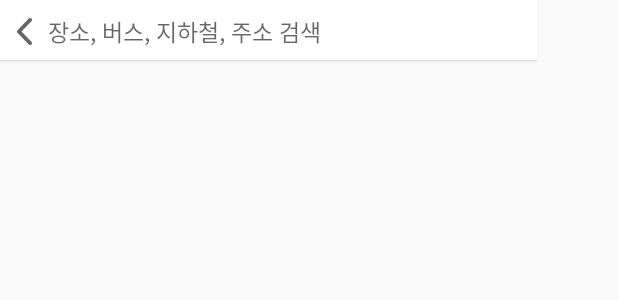
After one commit to CeylonPark/BarrierLess, an Android app: the layout activity_location_search.xml on its own in the app's theme, with its tools: preview values and no code run, on a phone screen of 412 x 824 dp. The commit adds this screen. Shown: the top 300 px of the screen. Run offline under Robolectric (Android 15) with nearby library versions, the phone set to English and light mode, and no system bars.

Commit message:
feat: location search

```diff
--- a/app/src/main/AndroidManifest.xml
+++ b/app/src/main/AndroidManifest.xml
@@ -20,6 +20,7 @@
             </intent-filter>
         </activity>
         <activity android:name=".community.CommunityReportActivity"/>
+        <activity android:name=".nearby.LocationSearchActivity"/>
 
         <meta-data
                 android:name="com.naver.maps.map.CLIENT_ID"
--- a/app/src/main/java/com/nalssam/barrierless/community/CommunityReportActivity.java
+++ b/app/src/main/java/com/nalssam/barrierless/community/CommunityReportActivity.java
@@ -12,9 +12,9 @@ public class CommunityReportActivity extends AppCompatActivity {
     @Override
     protected void onCreate(@Nullable Bundle savedInstanceState) {
         super.onCreate(savedInstanceState);
-        setContentView(R.layout.activity_report);
+        this.setContentView(R.layout.activity_report);
 
-        findViewById(R.id.backBtn).setOnClickListener(view -> finish());
+        this.findViewById(R.id.backBtn).setOnClickListener(view -> finish());
 
         Spinner spinner = findViewById(R.id.spinner);
         ArrayAdapter<CharSequence> adapter = ArrayAdapter.createFromResource(this, R.array.report_types, android.R.layout.simple_spinner_item);
@@ -27,6 +27,6 @@ public class CommunityReportActivity extends AppCompatActivity {
     @Override
     protected void onPause() {
         super.onPause();
-        overridePendingTransition(0,0);
+        this.overridePendingTransition(0,0);
     }
 }
--- a/app/src/main/res/drawable/bg_location_search.xml
+++ b/app/src/main/res/drawable/bg_location_search.xml
@@ -3,10 +3,8 @@
     <item android:drawable="@drawable/shadow_location_search"/>
     <item>
         <shape android:shape="rectangle">
-            <size android:width="310dp" android:height="40dp"/>
-            <solid android:color="#fff"/>
-            <corners android:radius="5dp"/>
-            <padding android:left="34dp" android:top="13dp"/>
+            <size android:height="40dp"/>
+            <solid android:color="@color/white"/>
         </shape>
     </item>
 </layer-list>
--- /dev/null
+++ b/app/src/main/res/drawable/ic_gray_ping.xml
@@ -0,0 +1,4 @@
+<vector android:height="17dp" android:viewportHeight="34"
+    android:viewportWidth="26" android:width="13dp" xmlns:android="http://schemas.android.com/apk/res/android">
+    <path android:fillColor="#d0d0d0" android:pathData="M11.664,33.314C1.826,19.326 0,17.891 0,12.75A12.877,12.877 0,0 1,13 0a12.877,12.877 0,0 1,13 12.75c0,5.141 -1.826,6.576 -11.664,20.564a1.644,1.644 0,0 1,-2.672 0zM13,18.062a5.313,5.313 0,1 0,-5.417 -5.312A5.365,5.365 0,0 0,13 18.062z"/>
+</vector>
--- /dev/null
+++ b/app/src/main/res/layout/activity_location_search.xml
@@ -0,0 +1,45 @@
+<?xml version="1.0" encoding="utf-8"?>
+<androidx.constraintlayout.widget.ConstraintLayout
+        xmlns:android="http://schemas.android.com/apk/res/android"
+        android:layout_width="match_parent"
+        android:layout_height="match_parent" xmlns:app="http://schemas.android.com/apk/res-auto">
+    <FrameLayout
+            android:id="@+id/locationSearch"
+            android:layout_width="match_parent"
+            android:layout_height="wrap_content"
+            app:layout_constraintTop_toTopOf="parent"
+            app:layout_constraintStart_toStartOf="parent">
+        <ImageView
+                android:layout_width="wrap_content"
+                android:layout_height="wrap_content"
+                android:src="@drawable/bg_location_search"/>
+        <ImageButton
+                android:id="@+id/backBtn"
+                android:layout_width="wrap_content"
+                android:layout_height="wrap_content"
+                android:layout_marginStart="11dp"
+                android:layout_marginLeft="11dp"
+                android:layout_gravity="center_vertical"
+                android:src="@drawable/ic_back"
+                android:background="#fff"/>
+        <EditText
+                android:id="@+id/wordInput"
+                android:layout_width="wrap_content"
+                android:layout_height="wrap_content"
+                android:layout_marginStart="32dp"
+                android:layout_marginLeft="32dp"
+                android:layout_gravity="center_vertical"
+                android:background="#0000"
+                android:fontFamily="@font/noto_sans_kr_medium"
+                android:includeFontPadding="false"
+                android:textSize="15sp"
+                android:hint="장소, 버스, 지하철, 주소 검색"
+                android:singleLine="true"/>
+    </FrameLayout>
+
+    <ListView
+            android:id="@+id/listView"
+            android:layout_width="match_parent"
+            android:layout_height="wrap_content"
+            app:layout_constraintTop_toBottomOf="@id/locationSearch"/>
+</androidx.constraintlayout.widget.ConstraintLayout>
--- a/app/src/main/res/layout/activity_report.xml
+++ b/app/src/main/res/layout/activity_report.xml
@@ -64,9 +64,13 @@
                 android:layout_height="wrap_content"
                 android:layout_marginTop="12dp"
                 android:background="@drawable/bg_report_content"
+                android:inputType="textMultiLine"
+                android:scrollHorizontally="false"
                 android:fontFamily="@font/noto_sans_kr_regular"
                 android:textSize="10sp"
-                android:textColor="#9f9f9f"
+                android:focusable="true"
+
+                android:textColor="#000"
                 android:hint="새로운 장소에 대해 알려주세요"/>
         <FrameLayout
                 android:layout_width="match_parent"
--- a/app/src/main/res/layout/fragment_community_report.xml
+++ b/app/src/main/res/layout/fragment_community_report.xml
@@ -20,6 +20,7 @@
             android:includeFontPadding="false"
             android:text="제보 하기"/>
     <Button
+            android:id="@+id/complaintBtn"
             android:layout_width="wrap_content"
             android:layout_height="wrap_content"
             app:layout_constraintBottom_toBottomOf="parent"
--- a/app/src/main/res/layout/fragment_nearby.xml
+++ b/app/src/main/res/layout/fragment_nearby.xml
@@ -12,11 +12,13 @@
             app:layout_constraintStart_toStartOf="parent"
             app:layout_constraintEnd_toEndOf="parent"
             android:layout_marginTop="16dp"
-            android:background="@drawable/bg_location_search"
+            android:background="@drawable/bg_location_search_bar"
             android:text="장소, 버스, 지하철, 주소 검색"
             android:fontFamily="@font/nanum_gothic"
             android:textSize="13sp"
-            android:textColor="#b8b8b8"/>
+            android:textColor="#b8b8b8"
+            android:clickable="true"
+            android:focusable="true"/>
 
     <ImageButton
             android:layout_width="wrap_content"
```
Also changed, not shown: app/src/main/java/com/nalssam/barrierless/MainActivity.java (+12 -1 lines), app/src/main/java/com/nalssam/barrierless/api/PlaceSearchService.java (+9 -3 lines), app/src/main/java/com/nalssam/barrierless/community/CommunityReportFragment.java (+11 -0 lines), app/src/main/java/com/nalssam/barrierless/data/LocationSearchData.java (added, +19 -0 lines), app/src/main/java/com/nalssam/barrierless/nearby/LocationAdapter.java (added, +52 -0 lines), app/src/main/java/com/nalssam/barrierless/nearby/LocationSearchActivity.java (added, +104 -0 lines), app/src/main/java/com/nalssam/barrierless/nearby/NearbyFragment.java (+15 -0 lines), app/src/main/res/drawable/bg_location_search_bar.xml (added, +12 -0 lines), app/src/main/res/layout/listview_location.xml (added, +41 -0 lines), app/src/main/res/drawable/shadow_location_search.9.png, app/src/main/res/drawable/shadow_location_search_bar.9.png (added).
